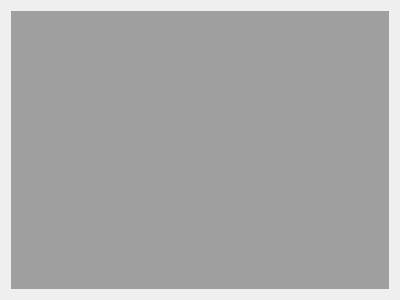
metaxy/openBibleViewer, file src/ui/interface/advanced/advancedinterface.ui: the form before one commit.
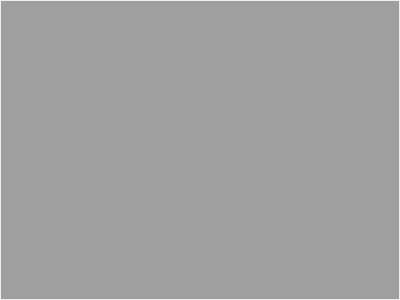
The form after the commit.

```diff
--- a/src/ui/interface/advanced/advancedinterface.ui
+++ b/src/ui/interface/advanced/advancedinterface.ui
@@ -20,6 +20,9 @@
    <string>WindowForm</string>
   </property>
   <layout class="QHBoxLayout" name="horizontalLayout">
+   <property name="margin">
+    <number>1</number>
+   </property>
    <item>
     <widget class="QMdiArea" name="mdiArea">
      <property name="activationOrder">
```
